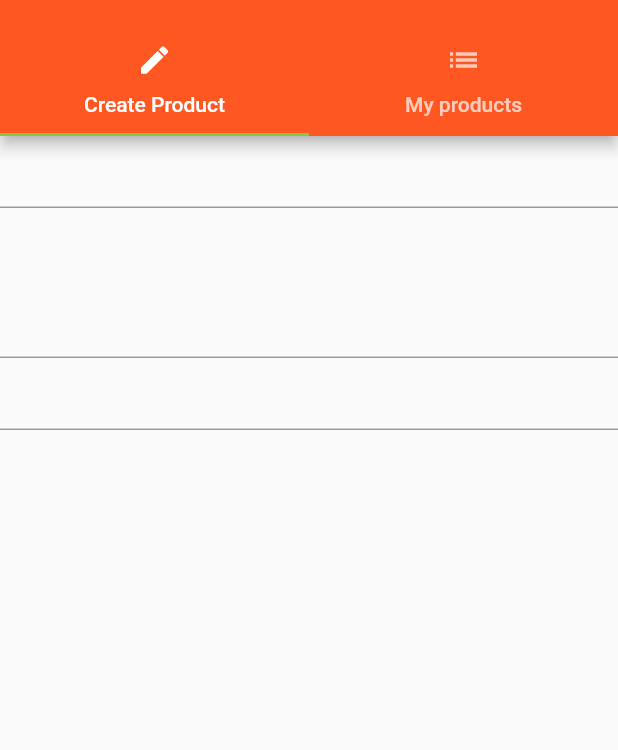
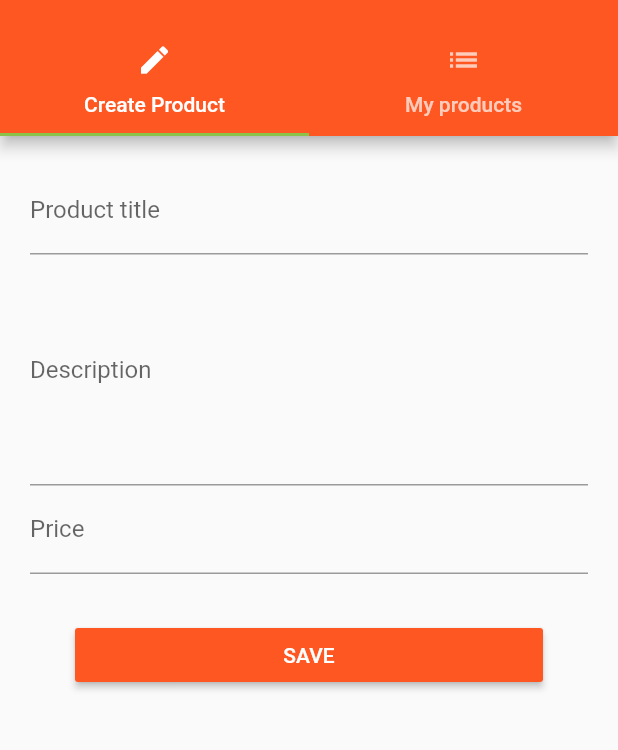
Before and after one commit to carlos-pedroza/cook-book-flutter, a Flutter app: the ProductManagerPage screen opened by its route, on a phone screen of 412 x 824 dp, the part 59-809 px from its top. Run offline on Flutter 3.47's test engine with Material 2 defaults, Android fonts, the phone set to English and light mode, and no system bars; network calls fail.

```diff
--- a/lib/main.dart
+++ b/lib/main.dart
@@ -4,6 +4,7 @@ import './pages/product_manager_page.dart';
 import './pages/product_detail_page.dart';
 import './pages/home_page.dart';
 import './pages/product_delete_page.dart';
+import './models/product.dart';
 
 void main() {
   runApp(MyApp());
@@ -17,7 +18,20 @@ class MyApp extends StatefulWidget {
 }
 
 class _MyAppState extends State<MyApp> {
-  List<Map<String, String>> products = [];
+  List<Product> products = [];
+
+  void _addProduct(Product product) {
+    setState(() {
+      this.products.add(product);
+      //debugger(when: _products.length > 2);
+    });
+  }
+
+  void _deleteProduct(Product product) {
+    setState(() {
+      this.products.remove(product);
+    });
+  }
 
   @override
   Widget build(BuildContext context) {
@@ -31,21 +45,22 @@ class _MyAppState extends State<MyApp> {
           accentColor: Colors.lightGreen,
           dividerColor: Color.fromRGBO(189, 189, 189, 1)),
       routes: {
-        '/': (BuildContext context) => AuthPage(products),
-        '/home': (BuildContext context) => HomePage(products),
-        '/admin': (BuildContext context) => ProductManagerPage()
+        '/': (BuildContext context) => AuthPage(),
+        '/home': (BuildContext context) =>
+            HomePage(products, _addProduct, _deleteProduct),
+        '/admin': (BuildContext context) => ProductManagerPage(_addProduct)
       },
       onGenerateRoute: (RouteSettings settings) {
         final List<String> pathElements = settings.name.split('/');
         if (pathElements[0] != '') {
           return null;
         }
-        if (pathElements[1] == 'product') {
+        if (pathElements[1] == 'detail') {
           final int index = int.parse(pathElements[2]);
           return MaterialPageRoute<bool>(
             builder: (BuildContext context) => ProductDetailPage(
-                  products[index]['title'],
-                  products[index]['image-url'],
+                  products[index].title,
+                  products[index].imageUrl,
                 ),
           );
         } else if (pathElements[1] == 'delete') {
@@ -56,7 +71,9 @@ class _MyAppState extends State<MyApp> {
         return null;
       },
       onUnknownRoute: (RouteSettings settings) {
-        return MaterialPageRoute(builder: (BuildContext context) => HomePage(products));
+        return MaterialPageRoute(
+            builder: (BuildContext context) =>
+                HomePage(products, _addProduct, _deleteProduct));
       },
     );
   }
--- a/lib/pages/product_manager_page.dart
+++ b/lib/pages/product_manager_page.dart
@@ -4,6 +4,10 @@ import '../pages/tabs/product_create_tab.dart';
 import '../pages/tabs/products_list_tab.dart';
 
 class ProductManagerPage extends StatefulWidget {
+  Function addProduct;
+
+  ProductManagerPage(this.addProduct);
+
   @override
   State<StatefulWidget> createState() {
     return ProductManagePageState();
@@ -30,7 +34,7 @@ class ProductManagePageState extends State<ProductManagerPage> {
         ),
         body: TabBarView(
           children: <Widget>[
-            ProductCreateTab(),
+            ProductCreateTab(widget.addProduct),
             ProductListTab()
           ],
         ),
--- a/lib/pages/tabs/product_create_tab.dart
+++ b/lib/pages/tabs/product_create_tab.dart
@@ -2,6 +2,10 @@ import 'package:flutter/material.dart';
 import '../../models/product.dart';
 
 class ProductCreateTab extends StatefulWidget {
+  Function addProduct;
+
+  ProductCreateTab(this.addProduct);
+
   @override
   State<StatefulWidget> createState() {
     return ProductCreateTabState();
@@ -9,13 +13,17 @@ class ProductCreateTab extends StatefulWidget {
 }
 
 class ProductCreateTabState extends State<ProductCreateTab> {
-  Product _product = Product("", "", "", 0.0);
+  Product _product =
+      Product("", "https://picsum.photos/id/237/400/200", "", 0.0);
 
   @override
   Widget build(BuildContext context) {
-    return Column(
+    return Container(
+      margin: EdgeInsets.all(20.0),
+      child: ListView(
         children: <Widget>[
           TextField(
+            decoration: InputDecoration(labelText: "Product title"),
             onChanged: (String value) {
               setState(() {
                 _product.title = value;
@@ -23,7 +31,8 @@ class ProductCreateTabState extends State<ProductCreateTab> {
             },
           ),
           TextField(
-          maxLines: 4,
+            maxLines: 6,
+            decoration: InputDecoration(labelText: "Description"),
             onChanged: (String value) {
               setState(() {
                 _product.description = value;
@@ -32,13 +41,27 @@ class ProductCreateTabState extends State<ProductCreateTab> {
           ),
           TextField(
             keyboardType: TextInputType.number,
+            decoration: InputDecoration(labelText: "Price"),
             onChanged: (String value) {
               setState(() {
                 _product.price = double.parse(value);
               });
             },
           ),
+          Container(
+            margin: EdgeInsets.all(30.0),
+            child: RaisedButton(
+              color: Theme.of(context).primaryColor,
+              textColor: Colors.white,
+              child: Text('SAVE'),
+              onPressed: () {
+                widget.addProduct(this._product);
+                Navigator.pop(context);
+              },
+            ),
+          )
         ],
+      ),
     );
   }
 }
--- a/lib/product_card.dart
+++ b/lib/product_card.dart
@@ -1,9 +1,10 @@
 import 'package:first_app/pages/product_delete_page.dart';
 import 'package:flutter/material.dart';
 import './pages/product_detail_page.dart';
+import './models/product.dart';
 
 class ProductCard extends StatelessWidget {
-  final List<Map<String, String>> products;
+  final List<Product> products;
   final Function _deleteProduct;
 
   ProductCard(this.products, this._deleteProduct);
@@ -17,11 +18,11 @@ class ProductCard extends StatelessWidget {
           children: <Widget>[
             Container(
               margin: EdgeInsets.all(10.0),
-              child: Image.network(products[index]["image-url"]),
+              child: Image.network(products[index].imageUrl),
             ),
             Container(
               margin: EdgeInsets.all(5.0),
-              child: Text(products[index]["title"]),
+              child: Text(products[index].title),
             ),
             Container(
               margin: EdgeInsets.all(0.0),
@@ -31,7 +32,7 @@ class ProductCard extends StatelessWidget {
                   FlatButton(
                     child: Text('details'),
                     onPressed: () => Navigator.pushNamed<bool>(
-                                context, '/product/' + index.toString())
+                                context, '/detail/' + index.toString())
                             .then((bool value) {
                           print(value);
                         }),
--- a/lib/product_manager.dart
+++ b/lib/product_manager.dart
@@ -1,8 +1,9 @@
 import "package:flutter/material.dart";
 import './product_card.dart';
+import './models/product.dart';
 
 class ProductManager extends StatefulWidget {
-  final List<Map<String,String>> products;
+  final List<Product> products;
   final Function _deleteProduct;
 
   ProductManager(this.products, this._deleteProduct);
--- a/pubspec.yaml
+++ b/pubspec.yaml
@@ -43,6 +43,7 @@ flutter:
   # To add assets to your application, add an assets section, like this:
   assets:
     - assets/food.jpg
+    - assets/images/logo100.png
   #  - images/a_dot_ham.jpeg
 
   # An image asset can refer to one or more resolution-specific "variants", see
```
Also changed, not shown: lib/pages/auth_page.dart (+145 -13 lines), lib/pages/home_page.dart (+13 -22 lines), lib/product_control.dart (+2 -8 lines), assets/images/logo100.png (added). Lines whose indentation alone changed are shown as unchanged.
